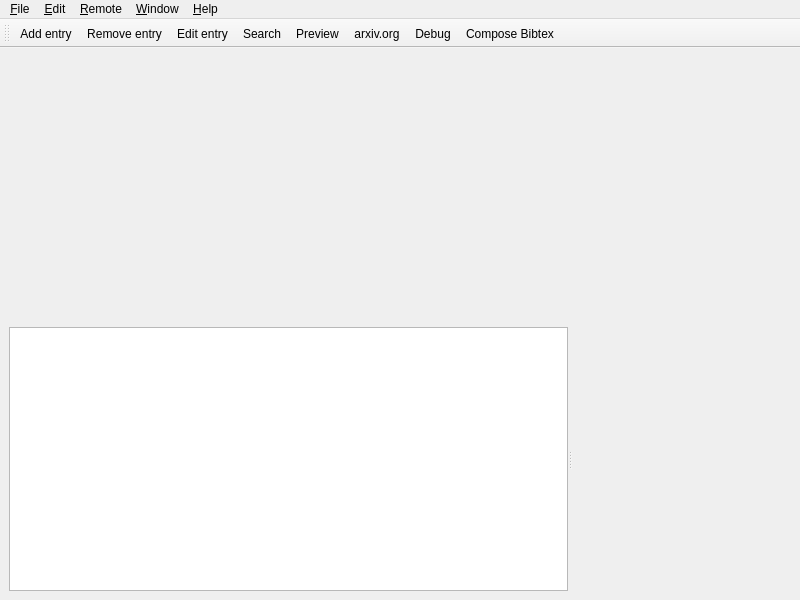
First picture: the form in amt/views/ui/mainwindow.ui, repository eg0rim/amt, before the edit.
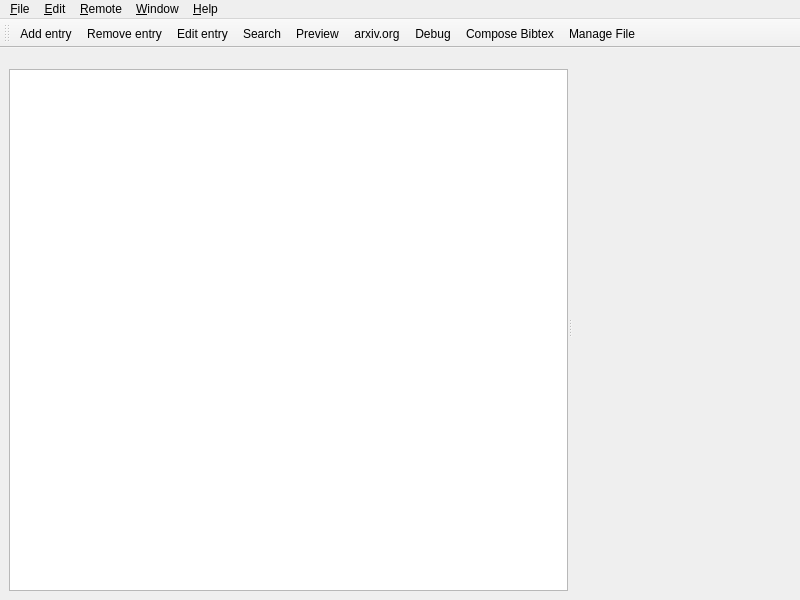
Second picture: the form after the edit. Custom widgets are drawn as their Qt base class.

```diff
--- a/amt/views/ui/mainwindow.ui
+++ b/amt/views/ui/mainwindow.ui
@@ -17,6 +17,12 @@
    <layout class="QVBoxLayout" name="verticalLayout">
     <item>
      <widget class="AMTSearchInput" name="searchInput" native="true">
+      <property name="sizePolicy">
+       <sizepolicy hsizetype="Preferred" vsizetype="Maximum">
+        <horstretch>0</horstretch>
+        <verstretch>0</verstretch>
+       </sizepolicy>
+      </property>
       <property name="minimumSize">
        <size>
         <width>0</width>
@@ -33,16 +39,22 @@
       <property name="childrenCollapsible">
        <bool>false</bool>
       </property>
-      <widget class="AMTTableWidget" name="tableView">
-       <property name="alternatingRowColors">
-        <bool>true</bool>
-       </property>
-       <property name="sortingEnabled">
-        <bool>true</bool>
-       </property>
-       <property name="cornerButtonEnabled">
-        <bool>false</bool>
-       </property>
+      <widget class="QWidget" name="leftContainer" native="true">
+       <layout class="QVBoxLayout" name="verticalLayout_2">
+        <item>
+         <widget class="FileManagerWidget" name="fileManagerWidget" native="true">
+          <property name="sizePolicy">
+           <sizepolicy hsizetype="Preferred" vsizetype="Maximum">
+            <horstretch>0</horstretch>
+            <verstretch>0</verstretch>
+           </sizepolicy>
+          </property>
+         </widget>
+        </item>
+        <item>
+         <widget class="AMTTableWidget" name="tableView"/>
+        </item>
+       </layout>
       </widget>
       <widget class="AMTPreviewWidget" name="previewWidget" native="true"/>
      </widget>
@@ -124,6 +136,7 @@
    <addaction name="actionArxiv"/>
    <addaction name="actionDebug"/>
    <addaction name="actionComposeBibtex"/>
+   <addaction name="actionManageFile"/>
   </widget>
   <action name="actionAbout">
    <property name="text">
@@ -258,6 +271,14 @@
     <string>Compose Bibtex</string>
    </property>
   </action>
+  <action name="actionManageFile">
+   <property name="text">
+    <string>Manage File</string>
+   </property>
+   <property name="toolTip">
+    <string>Show file manager bar</string>
+   </property>
+  </action>
  </widget>
  <customwidgets>
   <customwidget>
@@ -277,6 +298,12 @@
    <header>amt/views/customWidgets/amtpreview</header>
    <container>1</container>
   </customwidget>
+  <customwidget>
+   <class>FileManagerWidget</class>
+   <extends>QWidget</extends>
+   <header>amt/views/customWidgets/filemanager</header>
+   <container>1</container>
+  </customwidget>
  </customwidgets>
  <resources/>
  <connections/>
```
Left out of the diff: 1 changed line with no effect on the pictures.
